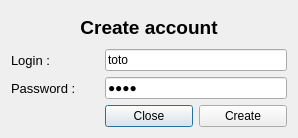
Before: the Qt Designer form Client/ClientV2 - GUI/NewBabelClient/CreateAccountWindow.ui in AGuismo/V-and-Co-Babel, drawn with Qt 5.
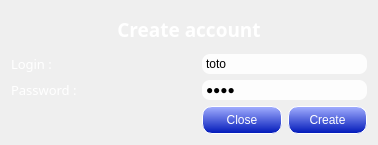
After: the same form once the commit is applied. Icons and pictures are not drawn.

Commit message: Update GUI : logo - Buttons - Menu - Timer - Resize Dialog

```diff
--- a/Client/ClientV2 - GUI/NewBabelClient/CreateAccountWindow.ui
+++ b/Client/ClientV2 - GUI/NewBabelClient/CreateAccountWindow.ui
@@ -6,21 +6,31 @@
    <rect>
     <x>0</x>
     <y>0</y>
-    <width>298</width>
-    <height>138</height>
+    <width>378</width>
+    <height>145</height>
    </rect>
   </property>
   <property name="windowTitle">
    <string>LoginWindow</string>
   </property>
+  <property name="styleSheet">
+   <string notr="true">CreateAccountWindow 
+{
+	border-image: url(./Img/wallpaper-16618.jpg);
+}</string>
+  </property>
   <layout class="QGridLayout" name="gridLayout">
    <item row="1" column="0">
     <widget class="QLabel" name="loginLabel">
      <property name="font">
       <font>
+       <family>MS Reference Sans Serif</family>
        <pointsize>10</pointsize>
       </font>
      </property>
+     <property name="styleSheet">
+      <string notr="true">color: rgb(255, 255, 255);</string>
+     </property>
      <property name="text">
       <string>Login :</string>
      </property>
@@ -30,10 +40,13 @@
     <widget class="QLabel" name="passwordLabel">
      <property name="font">
       <font>
-       <family>MS UI Gothic</family>
+       <family>MS Reference Sans Serif</family>
        <pointsize>10</pointsize>
       </font>
      </property>
+     <property name="styleSheet">
+      <string notr="true">color: rgb(255, 255, 255);</string>
+     </property>
      <property name="text">
       <string>Password :</string>
      </property>
@@ -41,6 +54,14 @@
    </item>
    <item row="1" column="1" colspan="2">
     <widget class="QLineEdit" name="loginLineEdit">
+     <property name="styleSheet">
+      <string notr="true">background-color: rgba(255, 255, 255, 230);
+border-width: 2px;
+border-radius: 8px;
+border-color: rgb(0, 0, 0);
+min-width: 10em;
+padding: 2px;</string>
+     </property>
      <property name="text">
       <string>toto</string>
      </property>
@@ -51,6 +72,14 @@
    </item>
    <item row="2" column="1" colspan="2">
     <widget class="QLineEdit" name="passwordLineEdit">
+     <property name="styleSheet">
+      <string notr="true">background-color: rgba(255, 255, 255, 230);
+border-width: 2px;
+border-radius: 8px;
+border-color: rgb(0, 0, 0);
+min-width: 10em;
+padding: 2px;</string>
+     </property>
      <property name="inputMask">
       <string/>
      </property>
@@ -67,14 +96,23 @@
    </item>
    <item row="3" column="0">
     <widget class="QLabel" name="serverResponseLabel">
+     <property name="minimumSize">
+      <size>
+       <width>185</width>
+       <height>0</height>
+      </size>
+     </property>
      <property name="font">
       <font>
-       <family>MS UI Gothic</family>
+       <family>MS Reference Sans Serif</family>
        <pointsize>10</pointsize>
        <weight>75</weight>
        <bold>true</bold>
       </font>
      </property>
+     <property name="styleSheet">
+      <string notr="true">color: rgb(255, 255, 255);</string>
+     </property>
      <property name="text">
       <string/>
      </property>
@@ -82,6 +120,25 @@
    </item>
    <item row="3" column="1">
     <widget class="QPushButton" name="closePushButton">
+     <property name="styleSheet">
+      <string notr="true">QPushButton#closePushButton
+{
+	color: rgb(255, 255, 255);
+	background-color: qlineargradient(spread:pad, x1:1, y1:1, x2:1, y2:0, stop:0 rgba(0, 24, 185, 255), stop:1 rgba(163, 175, 255, 255));
+	border-style: outset;
+	border-width: 1px;
+	border-radius: 10px;
+	border-color: rgb(255, 255, 255);
+	min-width: 4em;
+	padding: 6px;
+}
+
+ QPushButton#closePushButton:pressed 
+{
+	background-color: qlineargradient(spread:pad, x1:0, y1:0, x2:0, y2:1, stop:0 rgba(0, 56, 183, 255), stop:1 rgba(135, 172, 255, 255));
+     border-style: inset;
+ }</string>
+     </property>
      <property name="text">
       <string>Close</string>
      </property>
@@ -89,6 +146,25 @@
    </item>
    <item row="3" column="2">
     <widget class="QPushButton" name="createPushButton">
+     <property name="styleSheet">
+      <string notr="true">QPushButton#createPushButton
+{
+	color: rgb(255, 255, 255);
+	background-color: qlineargradient(spread:pad, x1:1, y1:1, x2:1, y2:0, stop:0 rgba(0, 24, 185, 255), stop:1 rgba(163, 175, 255, 255));
+	border-style: outset;
+	border-width: 1px;
+	border-radius: 10px;
+	border-color: rgb(255, 255, 255);
+	min-width: 4em;
+	padding: 6px;
+}
+
+ QPushButton#createPushButton:pressed 
+{
+	background-color: qlineargradient(spread:pad, x1:0, y1:0, x2:0, y2:1, stop:0 rgba(0, 56, 183, 255), stop:1 rgba(135, 172, 255, 255));
+     border-style: inset;
+ }</string>
+     </property>
      <property name="text">
       <string>Create</string>
      </property>
@@ -98,12 +174,15 @@
     <widget class="QLabel" name="loginTitleLabel">
      <property name="font">
       <font>
-       <family>MS UI Gothic</family>
+       <family>MS Reference Sans Serif</family>
        <pointsize>14</pointsize>
        <weight>75</weight>
        <bold>true</bold>
       </font>
      </property>
+     <property name="styleSheet">
+      <string notr="true">color: rgb(255, 255, 255);</string>
+     </property>
      <property name="text">
       <string>Create account</string>
      </property>
```
The commit also changes 14 other files.
